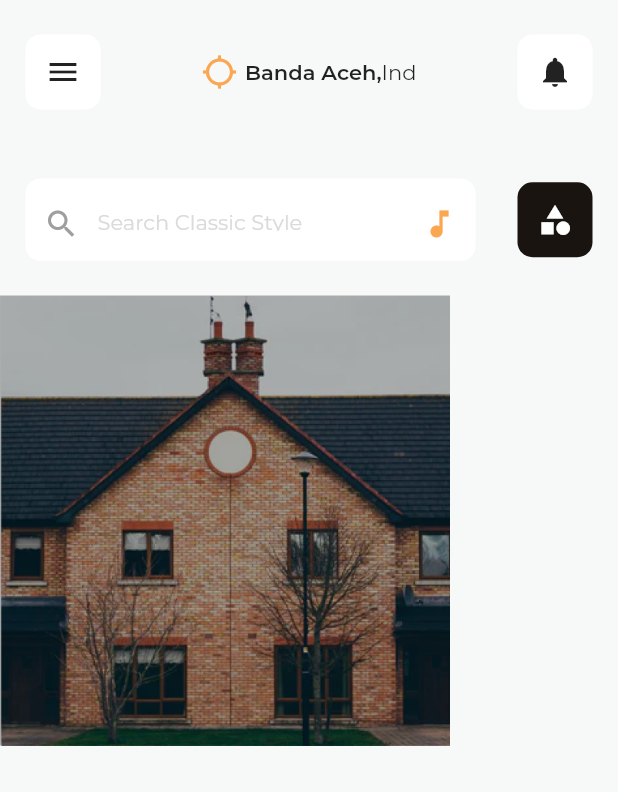
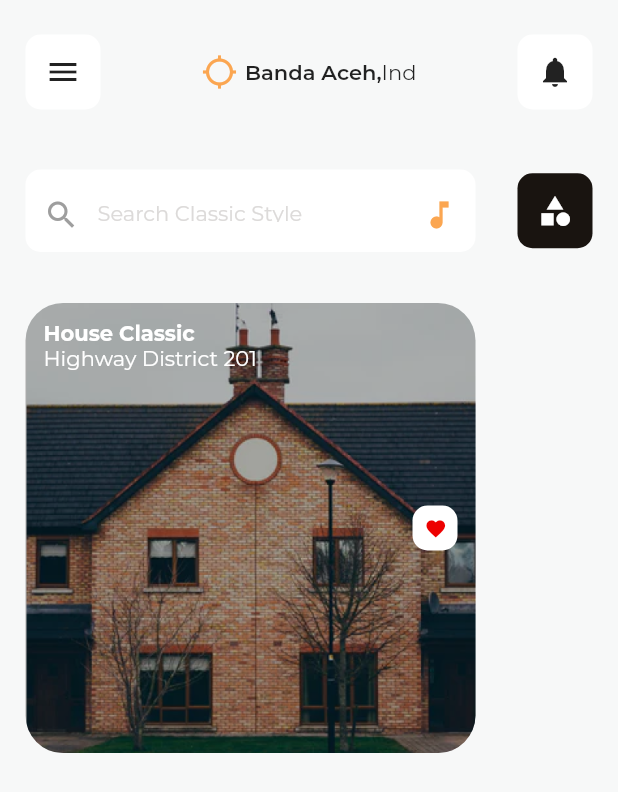
Before and after one commit to Apryn/real-estate, a Flutter app: the screen it shows after launch, on a phone screen of 412 x 824 dp. Shown: the top 792 px of the screen. Run offline on Flutter 3.47's test engine with Material 2 defaults, Android fonts, the phone set to English and light mode, and no system bars.

Commit message:
Fix Images

```diff
--- a/lib/Theme.dart
+++ b/lib/Theme.dart
@@ -3,6 +3,7 @@ import 'package:flutter/cupertino.dart';
 Color Orange = Color(0xffFBA651);
 Color Black = Color(0xff191410);
 Color grey = Color(0xffDCDAD9);
+Color Red = Color(0xffED0000);
 
 TextStyle Semibold =
     TextStyle(fontFamily: "Montserrat", fontWeight: FontWeight.w600);
--- a/lib/home_page.dart
+++ b/lib/home_page.dart
@@ -56,7 +56,7 @@ class home_page extends StatelessWidget {
               ),
             ),
             Padding(
-              padding: EdgeInsets.symmetric(horizontal: 17, vertical: 23),
+              padding: EdgeInsets.symmetric(horizontal: 17, vertical: 17),
               child: Row(
                 mainAxisAlignment: MainAxisAlignment.spaceBetween,
                 children: [
@@ -113,20 +113,76 @@ class home_page extends StatelessWidget {
                 ],
               ),
             ),
-            Row(
+            Padding(
+              padding: const EdgeInsets.symmetric(vertical: 17, horizontal: 17),
+              child: Row(
                 children: [
                   Container(
                     width: 300,
                     height: 300,
                     decoration: BoxDecoration(
+                        borderRadius: BorderRadius.circular(25),
                         image: DecorationImage(
                           image: AssetImage('Assets/images/House-Pic.png'),
-                          fit: BoxFit.cover)),
+                          fit: BoxFit.cover,
+                        )),
                     child: Stack(
-                    children: [Container(color: Colors.black.withOpacity(0.3))],
+                      children: [
+                        Container(
+                          decoration: BoxDecoration(
+                            borderRadius: BorderRadius.circular(25),
+                            color: Colors.black.withOpacity(0.3),
+                          ),
+                        ),
+                        Align(
+                          alignment: Alignment.bottomLeft,
+                          child: Padding(
+                            padding: const EdgeInsets.symmetric(
+                                horizontal: 12, vertical: 11),
+                            child: Row(
+                              mainAxisAlignment: MainAxisAlignment.spaceBetween,
+                              children: [
+                                Column(
+                                  crossAxisAlignment: CrossAxisAlignment.start,
+                                  children: [
+                                    Text(
+                                      'House Classic',
+                                      style: Bold.copyWith(color: Colors.white),
+                                    ),
+                                    Text(
+                                      'Highway District 201',
+                                      style:
+                                          Regular.copyWith(color: Colors.white),
+                                    ),
+                                  ],
+                                ),
+                                Container(
+                                  alignment: Alignment.center,
+                                  child: IconButton(
+                                    onPressed: () {},
+                                    icon: Icon(
+                                      Icons.favorite,
+                                      color: Red,
+                                      size: 15,
+                                    ),
+                                  ),
+                                  width: 30,
+                                  height: 30,
+                                  decoration: BoxDecoration(
+                                    borderRadius:
+                                        BorderRadiusDirectional.circular(10),
+                                    color: Colors.white,
                                   ),
                                 )
                               ],
+                            ),
+                          ),
+                        )
+                      ],
+                    ),
+                  )
+                ],
+              ),
             )
           ],
         ),
```
Lines whose indentation alone changed are shown as unchanged.
